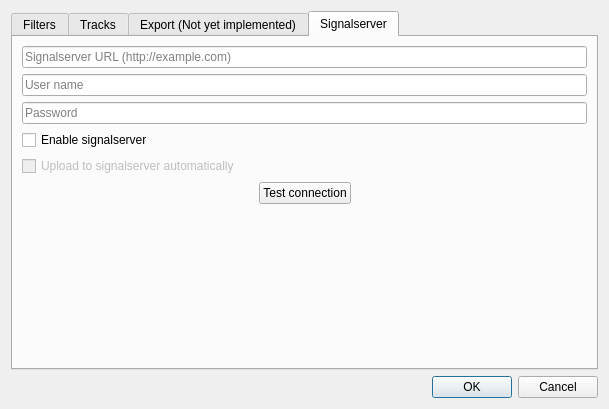
The window that Source/GUI/preferences.ui (bavc/qctools) describes before a commit, drawn with Qt 5.
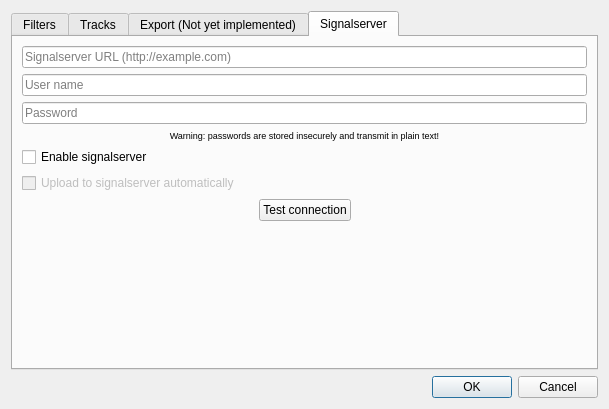
The same window after the commit.

Commit message: add warning about insecure password storing & transmit

Patch:
```diff
--- a/Source/GUI/preferences.ui
+++ b/Source/GUI/preferences.ui
@@ -268,7 +268,7 @@
        <string>Signalserver</string>
       </attribute>
       <layout class="QGridLayout" name="gridLayout">
-       <item row="4" column="0">
+       <item row="5" column="0">
         <widget class="QCheckBox" name="signalServerEnableAutoUpload_checkBox">
          <property name="enabled">
           <bool>false</bool>
@@ -278,7 +278,7 @@
          </property>
         </widget>
        </item>
-       <item row="5" column="0">
+       <item row="6" column="0">
         <spacer name="horizontalSpacer">
          <property name="orientation">
           <enum>Qt::Horizontal</enum>
@@ -314,19 +314,6 @@
          </property>
         </widget>
        </item>
-       <item row="5" column="3">
-        <spacer name="horizontalSpacer_2">
-         <property name="orientation">
-          <enum>Qt::Horizontal</enum>
-         </property>
-         <property name="sizeHint" stdset="0">
-          <size>
-           <width>220</width>
-           <height>20</height>
-          </size>
-         </property>
-        </spacer>
-       </item>
        <item row="1" column="0" colspan="4">
         <widget class="QLineEdit" name="signalServerLogin_lineEdit">
          <property name="placeholderText">
@@ -334,14 +321,27 @@
          </property>
         </widget>
        </item>
-       <item row="5" column="1" colspan="2">
+       <item row="6" column="1" colspan="2">
         <widget class="QPushButton" name="testConnection_pushButton">
          <property name="text">
           <string>Test connection</string>
          </property>
         </widget>
        </item>
-       <item row="6" column="0" colspan="4">
+       <item row="6" column="3">
+        <spacer name="horizontalSpacer_2">
+         <property name="orientation">
+          <enum>Qt::Horizontal</enum>
+         </property>
+         <property name="sizeHint" stdset="0">
+          <size>
+           <width>220</width>
+           <height>20</height>
+          </size>
+         </property>
+        </spacer>
+       </item>
+       <item row="8" column="0" colspan="4">
         <widget class="QLabel" name="connectionTest_label">
          <property name="text">
           <string/>
@@ -354,13 +354,41 @@
          </property>
         </widget>
        </item>
-       <item row="3" column="0">
+       <item row="4" column="0">
         <widget class="QCheckBox" name="signalServerEnable_checkBox">
          <property name="text">
           <string>Enable signalserver</string>
          </property>
         </widget>
        </item>
+       <item row="3" column="0" colspan="4">
+        <widget class="QLabel" name="label">
+         <property name="font">
+          <font>
+           <pointsize>7</pointsize>
+          </font>
+         </property>
+         <property name="text">
+          <string>Warning: passwords are stored insecurely and transmit in plain text!</string>
+         </property>
+         <property name="alignment">
+          <set>Qt::AlignCenter</set>
+         </property>
+        </widget>
+       </item>
+       <item row="7" column="0" colspan="4">
+        <spacer name="verticalSpacer_2">
+         <property name="orientation">
+          <enum>Qt::Vertical</enum>
+         </property>
+         <property name="sizeHint" stdset="0">
+          <size>
+           <width>20</width>
+           <height>40</height>
+          </size>
+         </property>
+        </spacer>
+       </item>
       </layout>
      </widget>
     </widget>
```
